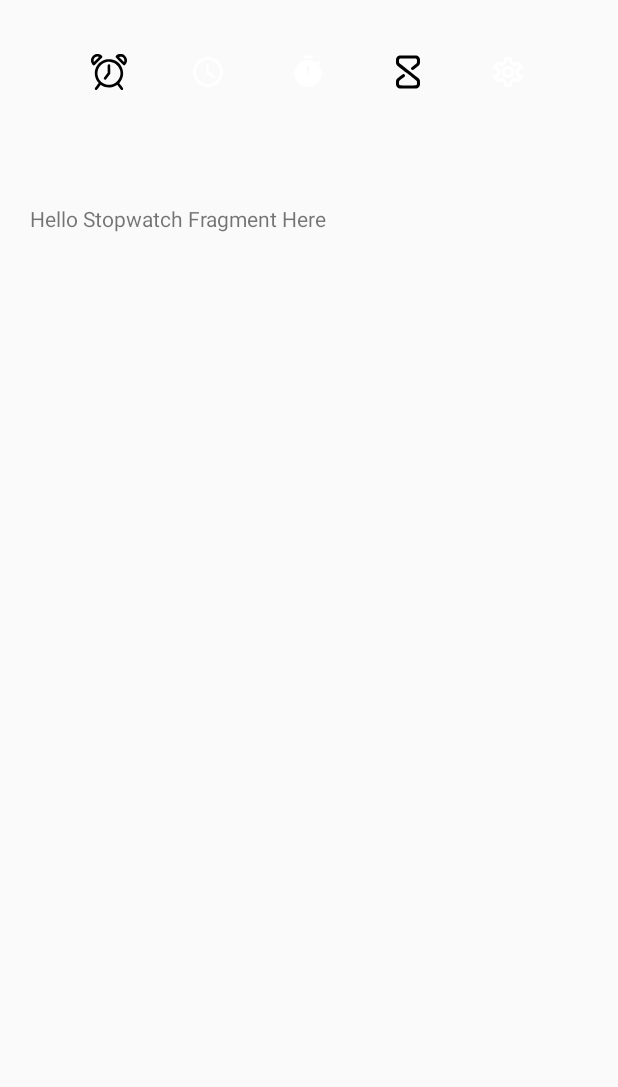
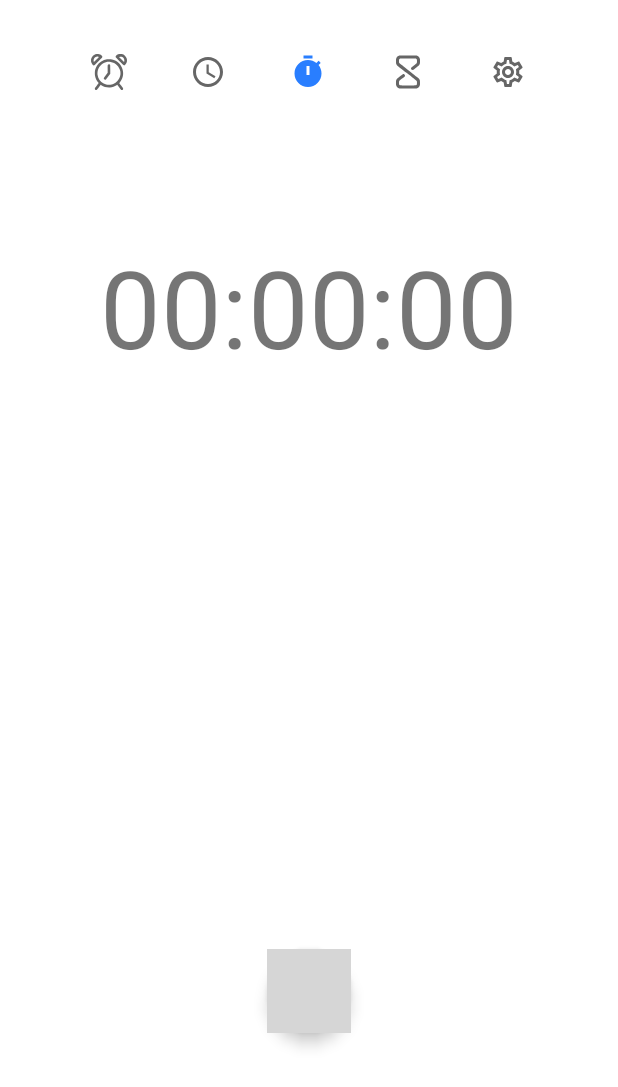
Before and after one commit to Cooldude4973/Clock-Application, an Android app: the screen it shows after launch (MainActivity), tab 3 chosen, on a phone screen of 412 x 824 dp. Shown: the top 1087 px of the screen. Run offline under Robolectric (Android 15) with nearby library versions, the phone set to English and light mode, and no system bars; grey boxes are pictures that could not be loaded.

Commit message:
01-June-2023-Stopwatch

```diff
--- a/app/src/main/res/layout/fragment_stopwatch.xml
+++ b/app/src/main/res/layout/fragment_stopwatch.xml
@@ -3,12 +3,74 @@
     xmlns:tools="http://schemas.android.com/tools"
     android:layout_width="match_parent"
     android:layout_height="match_parent"
-    tools:context=".AlarmFragment">
+    xmlns:app="http://schemas.android.com/apk/res-auto"
+    tools:context=".StopWatchFragment">
 
     <!-- TODO: Update blank fragment layout -->
-    <TextView
+    <RelativeLayout
+
         android:layout_width="match_parent"
-        android:layout_height="match_parent"
-        android:text="Hello Stopwatch Fragment Here" />
+        android:layout_height="match_parent">
+
+        <TextView
+            android:id="@+id/stopwatchtext"
+            android:layout_marginVertical="20dp"
+            android:layout_centerHorizontal="true"
+            android:textSize="72sp"
+            android:text="00:00:00"
+            android:layout_width="wrap_content"
+            android:layout_height="wrap_content"/>
+
+        <LinearLayout
+            android:orientation="horizontal"
+            android:layout_width="match_parent"
+            android:layout_height="100dp"
+            android:layout_centerHorizontal="true"
+            android:layout_alignParentBottom="true"
+            android:gravity="center_horizontal"
+            android:layout_marginBottom="72dp">
+
+
+            <com.google.android.material.floatingactionbutton.FloatingActionButton
+                android:visibility="invisible"
+                android:id="@+id/stopbutton"
+                android:src="@drawable/ic_stopbutton"
+                android:backgroundTint="@color/white"
+                app:borderWidth="1dp"
+                android:layout_width="wrap_content"
+                android:layout_height="wrap_content"
+                android:layout_marginRight="10dp"
+                />
+
+
+
+            <com.google.android.material.floatingactionbutton.FloatingActionButton
+                android:visibility="invisible"
+                android:id="@+id/pausebutton"
+                android:backgroundTint="@color/white"
+                app:borderWidth="1dp"
+                android:src="@drawable/ic_pausebutton"
+                android:layout_width="wrap_content"
+                android:layout_height="wrap_content"
+                android:layout_marginLeft="10dp"
+                />
+        </LinearLayout>
+
+        <com.google.android.material.floatingactionbutton.FloatingActionButton
+            android:visibility="visible"
+            android:id="@+id/playbutton"
+            android:backgroundTint="@color/white"
+            app:borderWidth="1dp"
+            android:src="@drawable/ic_playbutton"
+            android:layout_width="wrap_content"
+            android:layout_height="wrap_content"
+            android:layout_centerHorizontal="true"
+            android:layout_alignParentBottom="true"
+            android:layout_marginBottom="115dp"
+            />
+
+
+
+    </RelativeLayout>
 
 </FrameLayout>
--- a/app/src/main/res/values-night/themes.xml
+++ b/app/src/main/res/values-night/themes.xml
@@ -1,6 +1,6 @@
 <resources xmlns:tools="http://schemas.android.com/tools">
     <!-- Base application theme. -->
-    <style name="Theme.Clock" parent="Theme.MaterialComponents.DayNight.DarkActionBar">
+    <style name="Theme.Clock" parent="Theme.MaterialComponents.DayNight.NoActionBar">
         <!-- Primary brand color. -->
         <item name="colorPrimary">@color/purple_200</item>
         <item name="colorPrimaryVariant">@color/purple_700</item>
--- a/app/src/main/res/values/themes.xml
+++ b/app/src/main/res/values/themes.xml
@@ -1,20 +1,16 @@
 <resources xmlns:tools="http://schemas.android.com/tools">
     <!-- Base application theme. -->
-    <style name="Theme.Clock" parent="Theme.AppCompat.Light.NoActionBar">
+    <style name="Theme.Clock" parent="Theme.MaterialComponents.DayNight.NoActionBar">
         <!-- Primary brand color. -->
         <item name="colorPrimary">#297EFF</item>
         <item name="colorPrimaryVariant">#0048B5</item>
         <item name="colorOnPrimary">@color/white</item>
         <!-- Secondary brand color. -->
-        <item name="colorSecondary">@color/teal_200</item>
-        <item name="colorSecondaryVariant">@color/teal_700</item>
+        <item name="colorSecondary">#478FFB</item>
+        <item name="colorSecondaryVariant">@color/purple_200</item>
         <item name="colorOnSecondary">@color/black</item>
         <!-- Status bar color. -->
         <item name="android:statusBarColor">#808080</item>
         <!-- Customize your theme here. -->
     </style>
-    <style name="MyClockTheme" >
-        <item name="colorOutline">#FA4B4B</item>
-
-    </style>
 </resources>
```
Also changed, not shown: app/src/main/java/com/example/clock/StopWatchFragment.java (+93 -2 lines).
